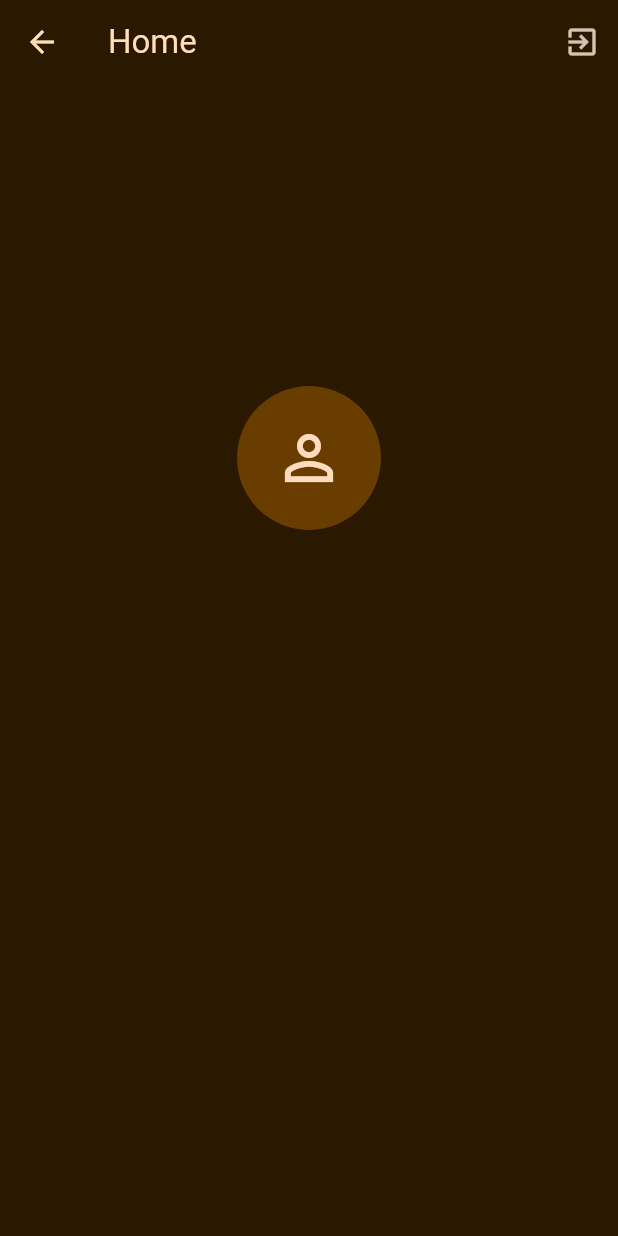
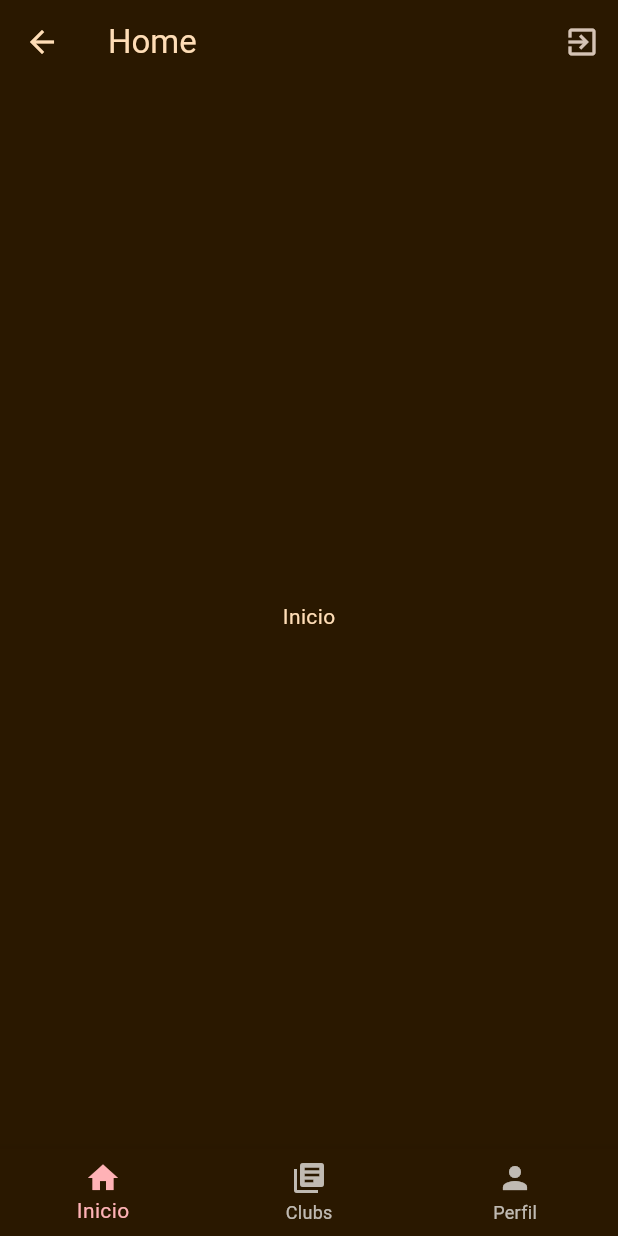
Before and after one commit to Dportillo30/bookspark, a Flutter app: the HomePage screen opened directly, on a phone screen of 412 x 824 dp. Run offline on Flutter 3.47's test engine with Material 2 defaults, Android fonts, the phone set to English and light mode, and no system bars; our stand-ins replace bloc, equatable, firebase_auth, firebase_core, flutter_bloc, font_awesome_flutter and 2 more; missing offline and left inert: flow_builder; accounts and stored records are empty.

Commit message:
navbar add

```diff
--- a/lib/presentation/modules/home/views/home_page.dart
+++ b/lib/presentation/modules/home/views/home_page.dart
@@ -1,18 +1,28 @@
 import 'package:bookspark/presentation/global/widgets/avatar.dart';
 import 'package:bookspark/presentation/modules/app/app.dart';
+import 'package:bookspark/presentation/modules/home/views/profile_page.dart';
 import 'package:flutter/material.dart';
 import 'package:flutter_bloc/flutter_bloc.dart';
 
-
-class HomePage extends StatelessWidget {
+class HomePage extends StatefulWidget {
   const HomePage({super.key});
 
   static Page<void> page() => const MaterialPage<void>(child: HomePage());
 
   @override
+  State<HomePage> createState() => _HomePageState();
+}
+
+class _HomePageState extends State<HomePage> {
+  int _currentIndex = 0;
+  final List<Widget> _pages = [
+    const Center(child: Text('Inicio')),
+    const Center(child: Text('Clubs de lectura')),
+    const ProfilePage(),
+  ];
+
+  @override
   Widget build(BuildContext context) {
-    final textTheme = Theme.of(context).textTheme;
-    final user = context.select((AppBloc bloc) => bloc.state.user);
     return Scaffold(
       appBar: AppBar(
         title: const Text('Home'),
@@ -26,18 +36,24 @@ class HomePage extends StatelessWidget {
           )
         ],
       ),
-      body: Align(
-        alignment: const Alignment(0, -1 / 3),
-        child: Column(
-          mainAxisSize: MainAxisSize.min,
-          children: <Widget>[
-            Avatar(photo: user.photo),
-            const SizedBox(height: 4),
-            Text(user.email ?? '', style: textTheme.titleLarge),
-            const SizedBox(height: 4),
-            Text(user.name ?? '', style: textTheme.headlineSmall),
-          ],
-        ),
+      body: _pages[_currentIndex],
+      bottomNavigationBar: BottomNavigationBar(
+        currentIndex: _currentIndex,
+        onTap: (index) => setState(() => _currentIndex = index),
+        items: const [
+          BottomNavigationBarItem(
+            icon: Icon(Icons.home),
+            label: 'Inicio',
+          ),
+          BottomNavigationBarItem(
+            icon: Icon(Icons.library_books),
+            label: 'Clubs',
+          ),
+          BottomNavigationBarItem(
+            icon: Icon(Icons.person),
+            label: 'Perfil',
+          ),
+        ],
       ),
     );
   }
--- /dev/null
+++ b/lib/presentation/modules/home/views/profile_page.dart
@@ -0,0 +1,30 @@
+import 'package:bookspark/presentation/global/widgets/avatar.dart';
+import 'package:bookspark/presentation/modules/app/app.dart';
+import 'package:flutter/material.dart';
+import 'package:flutter_bloc/flutter_bloc.dart';
+
+
+class ProfilePage extends StatelessWidget {
+const ProfilePage({ Key? key }) : super(key: key);
+
+ @override
+  Widget build(BuildContext context) {
+    final textTheme = Theme.of(context).textTheme;
+    final user = context.select((AppBloc bloc) => bloc.state.user);
+    return Scaffold(
+      body: Align(
+        alignment: const Alignment(0, -1 / 3),
+        child: Column(
+          mainAxisSize: MainAxisSize.min,
+          children: <Widget>[
+            Avatar(photo: user.photo),
+            const SizedBox(height: 4),
+            Text(user.email ?? '', style: textTheme.titleLarge),
+            const SizedBox(height: 4),
+            Text(user.name ?? '', style: textTheme.headlineSmall),
+          ],
+        ),
+      ),
+    );
+  }
+}
--- a/pubspec.yaml
+++ b/pubspec.yaml
@@ -18,7 +18,6 @@ dependencies:
   flutter:
     sdk: flutter
   flutter_bloc: ^8.1.2
-  flutter_native_splash: ^2.2.19
   font_awesome_flutter: ^10.4.0
   formz: ^0.4.0
   google_sign_in: ^6.1.0
```
Also changed, not shown: pubspec.lock.
